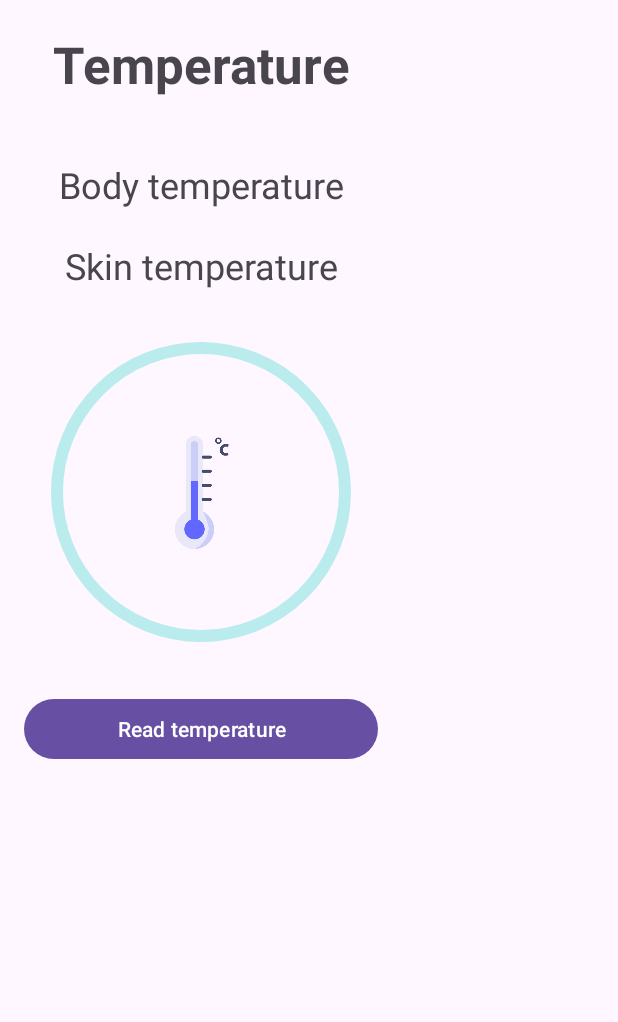
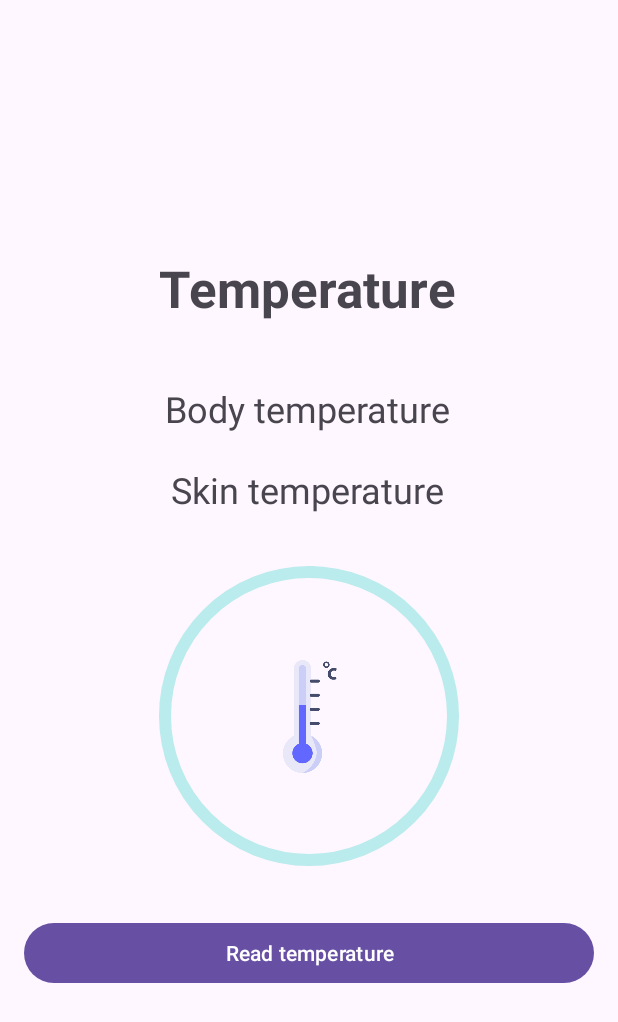
Before and after one commit to juandspcf-bit/SmartBand, an Android app: the layout fragment_real_time_temperature.xml on its own in the app's theme, with its tools: preview values and no code run, on a phone screen of 412 x 824 dp. Shown: the top 1022 px of the screen. Run offline under Robolectric (Android 15) with nearby library versions, the phone set to English and light mode, and no system bars; Roboto replaces fonts that are not available here.

Commit message:
working on the real time temperature fragment

```diff
--- a/app/build.gradle
+++ b/app/build.gradle
@@ -37,7 +37,7 @@ android {
 
 dependencies {
     implementation fileTree(include: ['*.jar'], dir: 'libs')
-    implementation 'androidx.appcompat:appcompat:1.5.0'
+    implementation 'androidx.appcompat:appcompat:1.5.1'
     implementation 'com.google.android.material:material:1.6.1'
     implementation 'androidx.constraintlayout:constraintlayout:2.1.4'
     implementation fileTree(dir: '/home/juan/AndroidStudioProjects/HeartRateAPP/app/libs/', include: ['*.aar', '*.jar'], exclude: [])
@@ -53,7 +53,8 @@ dependencies {
     implementation files('libs/gson-2.2.4.jar')
     implementation 'org.apache.poi:poi-ooxml:5.2.2'
     implementation 'org.apache.commons:commons-math3:3.6.1'
-    implementation 'androidx.compose.ui:ui-graphics:1.2.0'
+    implementation 'androidx.compose.ui:ui-graphics:1.2.1'
+    implementation fileTree(dir: '/home/juan/AndroidStudioProjects/SmartBand/app/libs/', include: ['*.aar', '*.jar'], exclude: [])
 
 
     testImplementation 'junit:junit:4.13.2'
--- a/app/src/main/res/layout/fragment_real_time_temperature.xml
+++ b/app/src/main/res/layout/fragment_real_time_temperature.xml
@@ -2,37 +2,31 @@
 <androidx.constraintlayout.widget.ConstraintLayout xmlns:android="http://schemas.android.com/apk/res/android"
     xmlns:app="http://schemas.android.com/apk/res-auto"
     xmlns:tools="http://schemas.android.com/tools"
-    android:layout_width="wrap_content"
-    android:layout_height="wrap_content">
+    android:layout_width="match_parent"
+    android:layout_height="match_parent">
 
 
-    <TextView
-        android:id="@+id/textViewTitleTempDialog"
-        android:layout_width="203dp"
-        android:layout_height="86dp"
-        android:layout_gravity="center|center_vertical"
-        android:gravity="center_horizontal|center_vertical"
-        android:text="@string/temperature"
-        android:textSize="34sp"
-        android:textStyle="bold" />
+    <androidx.constraintlayout.widget.ConstraintLayout
+        android:layout_width="match_parent"
+        android:layout_height="wrap_content"
+        app:layout_constraintBottom_toBottomOf="parent"
+        app:layout_constraintEnd_toEndOf="parent"
+        app:layout_constraintStart_toStartOf="parent"
+        app:layout_constraintTop_toTopOf="parent">
 
-    <TextView
-        android:id="@+id/tempBodyTextView"
-        android:layout_width="214dp"
-        android:layout_height="34dp"
-        android:layout_gravity="center"
-        android:gravity="center"
-        android:text="@string/body_temperature"
-        android:textSize="24sp" />
-
-    <TextView
-        android:id="@+id/tempSkinTextView"
-        android:layout_width="214dp"
-        android:layout_height="34dp"
-        android:layout_gravity="center"
-        android:gravity="center"
-        android:text="@string/skin_temperature"
-        android:textSize="24sp" />
+        <androidx.constraintlayout.helper.widget.Flow
+            android:id="@+id/flow8"
+            android:layout_width="wrap_content"
+            android:layout_height="wrap_content"
+            android:layout_marginStart="26dp"
+            android:layout_marginEnd="28dp"
+            android:orientation="vertical"
+            app:constraint_referenced_ids="textViewTitleTempDialog,tempBodyTextView,tempSkinTextView"
+            app:flow_verticalGap="20dp"
+            app:flow_wrapMode="chain"
+            app:layout_constraintEnd_toEndOf="parent"
+            app:layout_constraintStart_toStartOf="parent"
+            app:layout_constraintTop_toTopOf="parent" />
 
         <ImageView
             android:id="@+id/tempDeviceImageView"
@@ -58,9 +52,42 @@
             app:indicatorSize="200dp"
             app:layout_constraintEnd_toEndOf="parent"
             app:layout_constraintStart_toStartOf="parent"
-        app:layout_constraintTop_toBottomOf="@+id/tempSkinTextView"
+            app:layout_constraintTop_toBottomOf="@+id/flow8"
             app:trackColor="#BAEBED"
             app:trackThickness="8dp" />
+
+        <TextView
+            android:id="@+id/tempBodyTextView"
+            android:layout_width="214dp"
+            android:layout_height="34dp"
+            android:layout_gravity="center"
+            android:gravity="center"
+            android:text="@string/body_temperature"
+            android:textSize="24sp"
+            tools:layout_editor_absoluteX="27dp"
+            tools:layout_editor_absoluteY="106dp" />
+
+        <TextView
+            android:id="@+id/tempSkinTextView"
+            android:layout_width="214dp"
+            android:layout_height="34dp"
+            android:layout_gravity="center"
+            android:gravity="center"
+            android:text="@string/skin_temperature"
+            android:textSize="24sp"
+            tools:layout_editor_absoluteX="27dp"
+            tools:layout_editor_absoluteY="160dp" />
+
+        <TextView
+            android:id="@+id/textViewTitleTempDialog"
+            android:layout_width="203dp"
+            android:layout_height="86dp"
+            android:layout_gravity="center|center_vertical"
+            android:gravity="center_horizontal|center_vertical"
+            android:text="@string/temperature"
+            android:textSize="34sp"
+            android:textStyle="bold"
+            tools:layout_editor_absoluteX="33dp" />
 
         <Button
             android:id="@+id/tempReadButton"
@@ -71,26 +98,15 @@
             android:layout_gravity="center"
             android:layout_marginStart="16dp"
             android:layout_marginEnd="16dp"
+            android:layout_marginBottom="16dp"
             android:enabled="true"
             android:gravity="center"
             android:text="@string/read_temperature"
             app:layout_constraintBottom_toBottomOf="parent"
             app:layout_constraintEnd_toEndOf="parent"
-        app:layout_constraintHorizontal_bias="0.0"
             app:layout_constraintStart_toStartOf="parent"
             app:layout_constraintTop_toBottomOf="@+id/tempCircularProgress" />
-
-    <androidx.constraintlayout.helper.widget.Flow
-        android:id="@+id/flow8"
-        android:layout_width="wrap_content"
-        android:layout_height="wrap_content"
-        android:orientation="vertical"
-        app:constraint_referenced_ids="textViewTitleTempDialog,tempBodyTextView,tempSkinTextView"
-        app:flow_verticalGap="20dp"
-        app:flow_wrapMode="chain"
-        app:layout_constraintEnd_toEndOf="parent"
-        app:layout_constraintStart_toStartOf="parent"
-        app:layout_constraintTop_toTopOf="parent" />
+    </androidx.constraintlayout.widget.ConstraintLayout>
 
 
 </androidx.constraintlayout.widget.ConstraintLayout>
```
Also changed, not shown: app/src/main/java/com/misawabus/project/heartRate/fragments/RealTimeInfoFragment.java (+11 -0 lines), app/src/main/java/com/misawabus/project/heartRate/fragments/dialogFragments/TemperatureDialogFragment.java (added, +41 -0 lines). Lines whose indentation alone changed are shown as unchanged.
